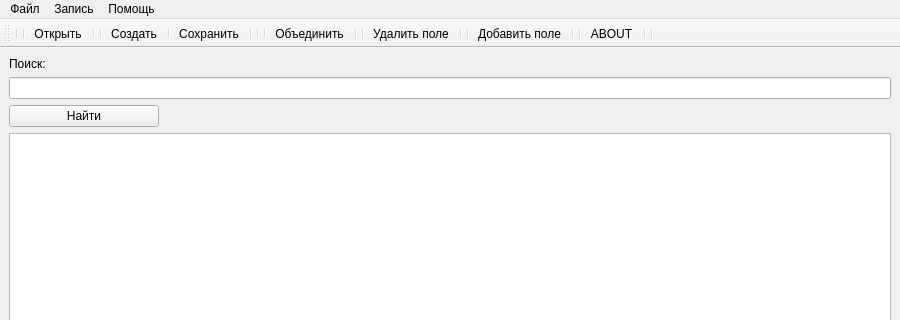
Old version of the form mainwindow.ui in the repository lordofmet/course_work_OOP; both pictures show x 0 to 900 and y 0 to 320 of the 900 by 600 pixel window.
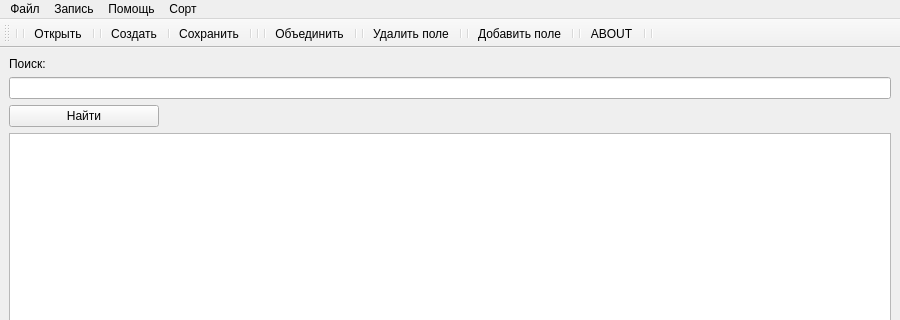
New version of the form. Icons and pictures are not drawn.

The edit to the form file:
```diff
--- a/mainwindow.ui
+++ b/mainwindow.ui
@@ -119,9 +119,17 @@
     </property>
     <addaction name="action_about"/>
    </widget>
+   <widget class="QMenu" name="menu_4">
+    <property name="title">
+     <string>Сорт</string>
+    </property>
+    <addaction name="action_sortAlph"/>
+    <addaction name="action_sortRevAlph"/>
+   </widget>
    <addaction name="menu"/>
    <addaction name="menu_2"/>
    <addaction name="menu_3"/>
+   <addaction name="menu_4"/>
   </widget>
   <widget class="QStatusBar" name="statusbar"/>
   <widget class="QToolBar" name="toolBar">
```
Left out of the diff: 17 changed lines with no effect on the pictures.
